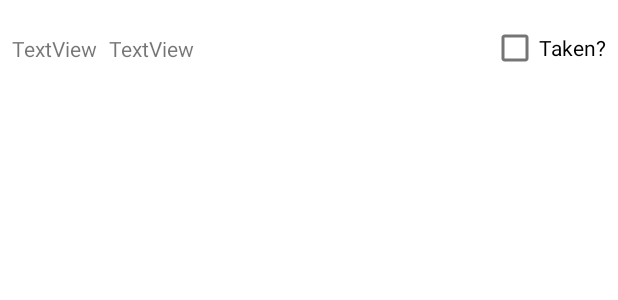
After one commit to ETS-Android3/Project, an Android app: the layout layout_recycler_taken_medications.xml on its own in the app's theme, with its tools: preview values and no code run, on a phone screen of 412 x 824 dp. The commit adds this screen. Shown: the top 300 px of the screen. Run offline under Robolectric (Android 15) with nearby library versions, the phone set to English and light mode, and no system bars.

Commit message:
Started Development for reminders

```diff
--- a/MedicationReminderApplication/app/src/main/java/com/example/medicationreminderapplication/NotificationIntentService.java
+++ b/MedicationReminderApplication/app/src/main/java/com/example/medicationreminderapplication/NotificationIntentService.java
@@ -27,8 +27,8 @@ public class NotificationIntentService extends IntentService {
         Notification.Builder builder = new Notification.Builder(this, "My Notification");
         builder.setContentTitle("MedicationReminder");
         builder.setContentText("You have Medication(s) to take");
-        builder.setSmallIcon(R.drawable.ic_launcher_background);
-        Intent notifyIntent = new Intent(this, mainPage.class);
+        builder.setSmallIcon(R.drawable.ic_launcher_foreground);
+        Intent notifyIntent = new Intent(this, loginNotification.class);
         PendingIntent pendingIntent = PendingIntent.getActivity(this, NOTIFICATION_ID, notifyIntent, PendingIntent.FLAG_IMMUTABLE);
         builder.setContentIntent(pendingIntent);
         Notification notificationCompat = builder.build();
--- a/MedicationReminderApplication/app/src/main/java/com/example/medicationreminderapplication/mainPage.java
+++ b/MedicationReminderApplication/app/src/main/java/com/example/medicationreminderapplication/mainPage.java
@@ -204,7 +204,8 @@ public class mainPage extends AppCompatActivity {
                     }
 
                 }
-                if (allFull) { dialog.dismiss();}
+                if (allFull) { dialog.dismiss();
+                    CheckNextNotif();}
                 return false;
             }
         });
@@ -297,7 +298,8 @@ public class mainPage extends AppCompatActivity {
                     }
 
                 }
-                if (allFull) { dialog.dismiss();}
+                if (allFull) { dialog.dismiss();
+                    CheckNextNotif();}
                 return false;
             }
         });
--- /dev/null
+++ b/MedicationReminderApplication/app/src/main/res/layout/layout_recycler_taken_medications.xml
@@ -0,0 +1,38 @@
+<?xml version="1.0" encoding="utf-8"?>
+<androidx.constraintlayout.widget.ConstraintLayout xmlns:android="http://schemas.android.com/apk/res/android"
+    xmlns:app="http://schemas.android.com/apk/res-auto"
+    xmlns:tools="http://schemas.android.com/tools"
+    android:layout_width="fill_parent"
+    android:layout_height="fill_parent">
+
+    <TextView
+        android:id="@+id/txtMedicationName"
+        android:layout_width="wrap_content"
+        android:layout_height="wrap_content"
+        android:layout_marginStart="8dp"
+        android:text="TextView"
+        app:layout_constraintBottom_toBottomOf="@+id/checkBox2"
+        app:layout_constraintStart_toStartOf="parent"
+        app:layout_constraintTop_toTopOf="@+id/checkBox2" />
+
+    <TextView
+        android:id="@+id/txtMedicationStrength"
+        android:layout_width="wrap_content"
+        android:layout_height="wrap_content"
+        android:layout_marginStart="8dp"
+        android:text="TextView"
+        app:layout_constraintBottom_toBottomOf="@+id/txtMedicationName"
+        app:layout_constraintStart_toEndOf="@+id/txtMedicationName"
+        app:layout_constraintTop_toTopOf="@+id/txtMedicationName" />
+
+    <CheckBox
+        android:id="@+id/checkBox2"
+        android:layout_width="wrap_content"
+        android:layout_height="wrap_content"
+        android:layout_marginTop="8dp"
+        android:layout_marginEnd="8dp"
+        android:text="Taken?"
+        app:layout_constraintEnd_toEndOf="parent"
+        app:layout_constraintTop_toTopOf="parent" />
+
+</androidx.constraintlayout.widget.ConstraintLayout>
```
Also changed, not shown: MedicationReminderApplication/app/src/main/java/com/example/medicationreminderapplication/TakenRecyclerViewAdapter.java (added, +91 -0 lines), MedicationReminderApplication/app/src/main/java/com/example/medicationreminderapplication/nextMeds.java (+7 -0 lines), MedicationReminderApplication/app/src/main/res/layout/activity_next_meds.xml (+18 -0 lines).
